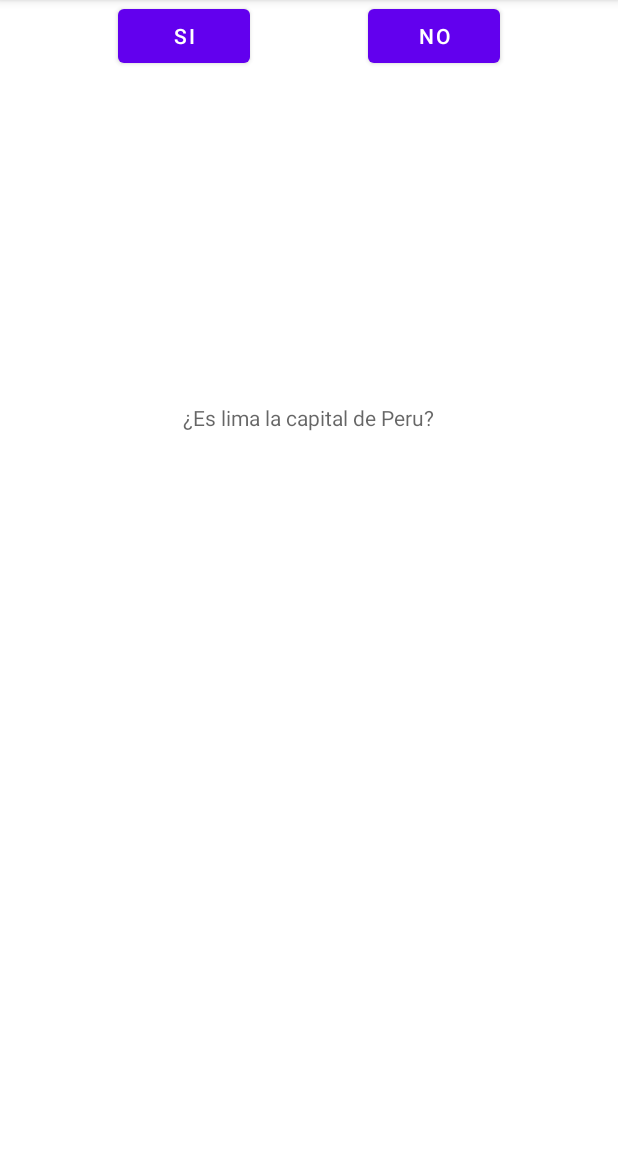
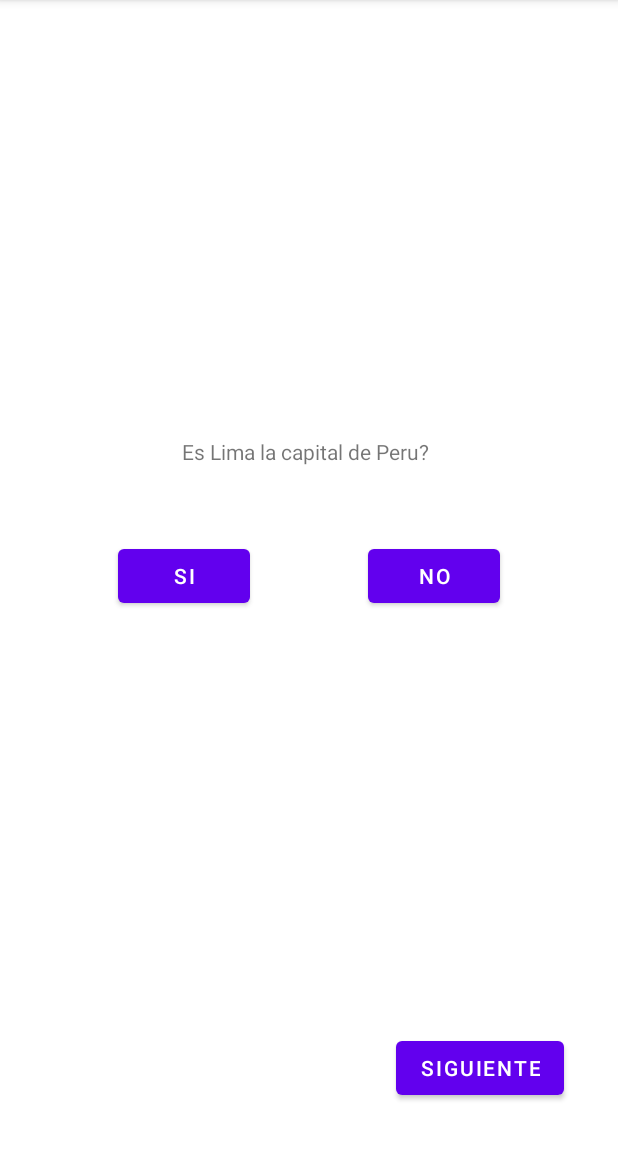
Before and after one commit to GinoQuispe21/GeoQuiz, an Android app: the screen it shows after launch (MainActivity), on a phone screen of 412 x 824 dp, the part 84-1236 px from its top. Run offline under Robolectric (Android 15) with nearby library versions, the phone set to English and light mode, and no system bars.

```diff
--- a/app/src/main/java/com/example/android/geoquiz/MainActivity.kt
+++ b/app/src/main/java/com/example/android/geoquiz/MainActivity.kt
@@ -2,10 +2,69 @@ package com.example.android.geoquiz
 
 import androidx.appcompat.app.AppCompatActivity
 import android.os.Bundle
+import android.widget.Button
+import android.widget.TextView
+import android.widget.Toast
+import org.w3c.dom.Text
 
 class MainActivity : AppCompatActivity() {
+
+    lateinit var questions: ArrayList<Question>
+    var position = 0
+
     override fun onCreate(savedInstanceState: Bundle?) {
         super.onCreate(savedInstanceState)
         setContentView(R.layout.activity_main)
+
+        loadQuestions()
+        setupViews()
+    }
+
+    fun loadQuestions() {
+        questions = ArrayList()
+        var question = Question("Es Lima la capital de Peru?", true)
+        questions.add(question)
+        var question2 = Question("Es Lima la capital de Chile?", false)
+        questions.add(question2)
+        var question3 = Question("Es Venezuela la capital de Argentina", false)
+        questions.add(question3)
+        var question4 = Question("Es Santiago la capital de Chile?", true)
+        questions.add(question4)
+        var question5 = Question("Es Pedro castillo un comunista?", true)
+        questions.add(question5)
+    }
+
+    fun setupViews(){
+        val btYes = findViewById<Button>(R.id.btYes)
+        val btNo = findViewById<Button>(R.id.btNo)
+        val btNext = findViewById<Button>(R.id.btNext)
+
+        showSentences()
+
+        btYes.setOnClickListener{
+            if(questions[position].answer == true){
+                Toast.makeText(this, "Correcto", Toast.LENGTH_LONG).show()
+            }
+            else{
+                Toast.makeText(this, "Incorrecto", Toast.LENGTH_LONG).show()
+            }
+        }
+        btNo.setOnClickListener{
+            if(!questions[position].answer == true){
+                Toast.makeText(this, "Correcto", Toast.LENGTH_LONG).show()
+            }
+            else{
+                Toast.makeText(this, "Incorrecto", Toast.LENGTH_LONG).show()
+            }
+        }
+        btNext.setOnClickListener {
+            position++
+            showSentences()
+        }
+    }
+
+    fun showSentences() {
+        val tvSentence = findViewById<TextView>(R.id.tvSentence)
+        tvSentence.text = questions[position].sentence
     }
 }
--- /dev/null
+++ b/app/src/main/java/com/example/android/geoquiz/Question.kt
@@ -0,0 +1,6 @@
+package com.example.android.geoquiz
+
+class Question(
+        val sentence: String,
+        val answer: Boolean
+        )
--- a/app/src/main/res/layout/activity_main.xml
+++ b/app/src/main/res/layout/activity_main.xml
@@ -7,34 +7,46 @@
     tools:context=".MainActivity">
 
     <TextView
+        android:id="@+id/tvSentence"
         android:layout_width="wrap_content"
         android:layout_height="wrap_content"
         android:hint="@string/question"
         app:layout_constraintBottom_toBottomOf="parent"
-        app:layout_constraintHorizontal_bias="0.498"
+        app:layout_constraintHorizontal_bias="0.497"
         app:layout_constraintLeft_toLeftOf="parent"
         app:layout_constraintRight_toRightOf="parent"
         app:layout_constraintTop_toTopOf="parent"
-        app:layout_constraintVertical_bias="0.359" />
+        app:layout_constraintVertical_bias="0.389" />
 
     <Button
-        android:id="@+id/bSi"
+        android:id="@+id/btYes"
         android:layout_width="wrap_content"
         android:layout_height="wrap_content"
         android:text="@string/si"
-        app:layout_constraintEnd_toStartOf="@+id/bNo"
+        app:layout_constraintBottom_toBottomOf="parent"
+        app:layout_constraintEnd_toStartOf="@+id/btNo"
         app:layout_constraintHorizontal_bias="0.5"
         app:layout_constraintStart_toStartOf="parent"
-        tools:layout_editor_absoluteY="339dp" />
+        app:layout_constraintTop_toTopOf="parent" />
 
     <Button
-        android:id="@+id/bNo"
+        android:id="@+id/btNo"
         android:layout_width="wrap_content"
         android:layout_height="wrap_content"
         android:text="@string/no"
-        app:layout_constraintBaseline_toBaselineOf="@+id/bSi"
+        app:layout_constraintBaseline_toBaselineOf="@+id/btYes"
         app:layout_constraintEnd_toEndOf="parent"
         app:layout_constraintHorizontal_bias="0.5"
-        app:layout_constraintStart_toEndOf="@+id/bSi" />
+        app:layout_constraintStart_toEndOf="@+id/btYes" />
+
+    <Button
+        android:id="@+id/btNext"
+        android:layout_width="wrap_content"
+        android:layout_height="wrap_content"
+        android:layout_marginEnd="36dp"
+        android:layout_marginBottom="32dp"
+        android:text="@string/siguiente"
+        app:layout_constraintBottom_toBottomOf="parent"
+        app:layout_constraintEnd_toEndOf="parent" />
 
 </androidx.constraintlayout.widget.ConstraintLayout>
--- a/app/src/main/res/values/strings.xml
+++ b/app/src/main/res/values/strings.xml
@@ -3,4 +3,5 @@
     <string name="question">¿Es lima la capital de Peru?</string>
     <string name="si">Si</string>
     <string name="no">No</string>
+    <string name="siguiente">Siguiente</string>
 </resources>
```
